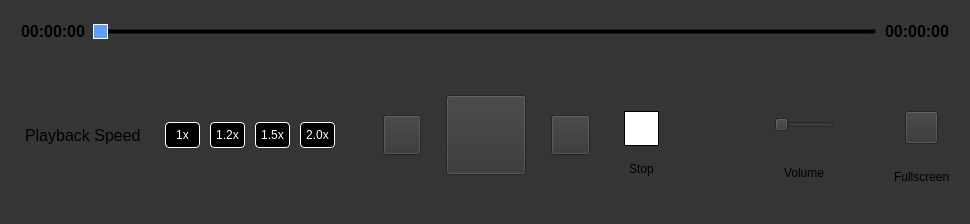
Before: the Qt Designer form controls_overlay.ui in Akash-github-project/trial, drawn with Qt 5.
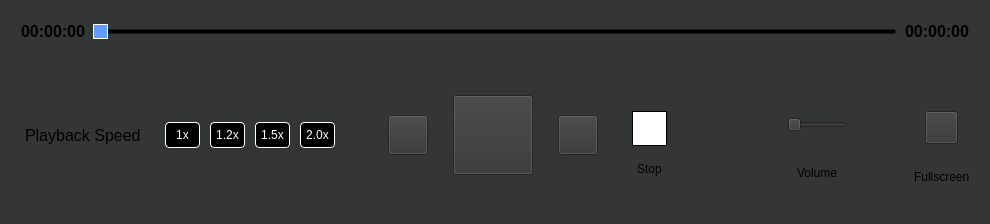
After: the same form once the commit is applied. Icons and pictures are not drawn.

```diff
--- a/controls_overlay.ui
+++ b/controls_overlay.ui
@@ -6,7 +6,7 @@
    <rect>
     <x>0</x>
     <y>0</y>
-    <width>970</width>
+    <width>990</width>
     <height>224</height>
    </rect>
   </property>
@@ -449,7 +449,7 @@
            <number>6</number>
           </property>
           <item>
-           <widget class="QFrame" name="">
+           <widget class="QFrame" name="frame">
             <property name="maximumSize">
              <size>
               <width>16777215</width>
```
